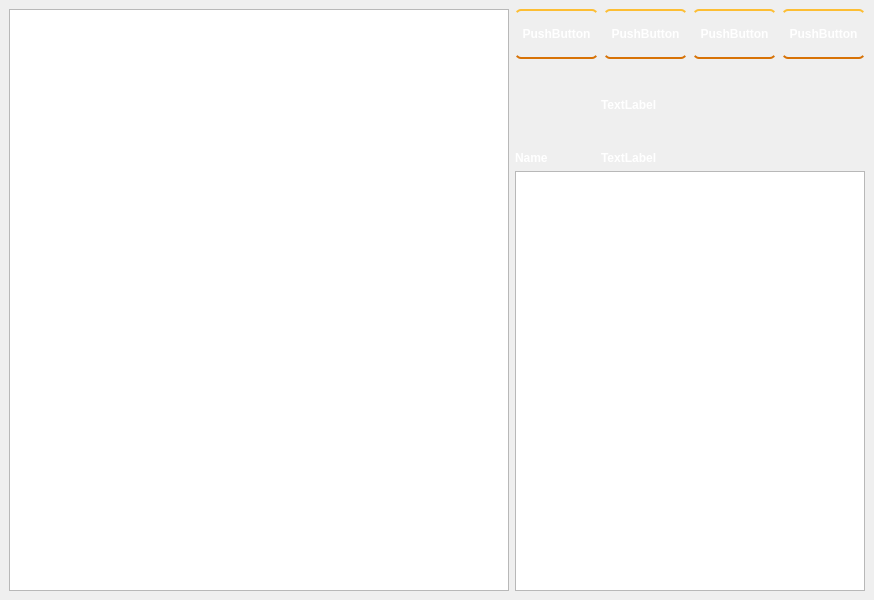
Qt form RGI/gamewindow.ui (Rasseki-Studios/rasseki.game) before a commit.
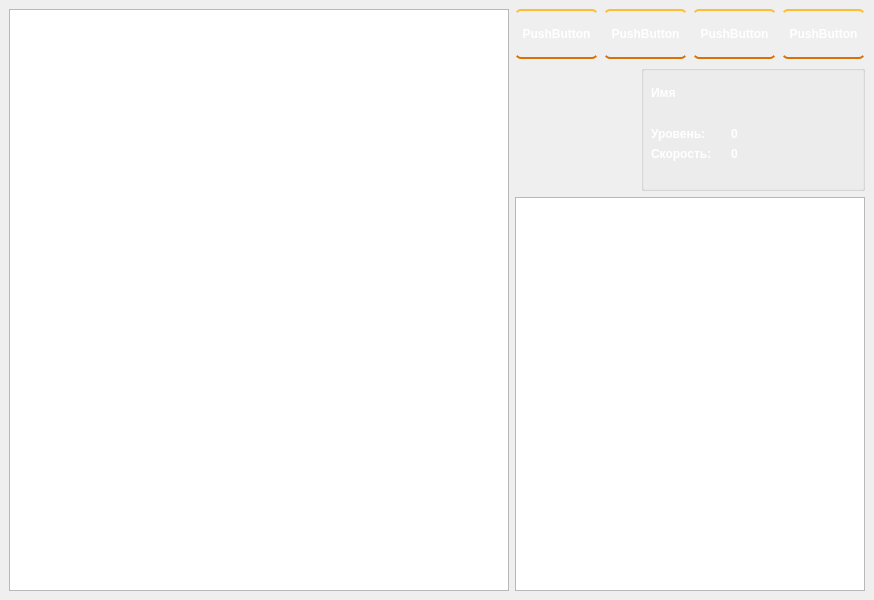
The same form after that commit. Icons and pictures are not drawn. Custom widgets are drawn as their Qt base class.

Diff of the .ui file:
```diff
--- a/RGI/gamewindow.ui
+++ b/RGI/gamewindow.ui
@@ -176,14 +176,14 @@
        <widget class="QLabel" name="logoHero">
         <property name="minimumSize">
          <size>
-          <width>80</width>
-          <height>80</height>
+          <width>120</width>
+          <height>120</height>
          </size>
         </property>
         <property name="maximumSize">
          <size>
-          <width>80</width>
-          <height>80</height>
+          <width>120</width>
+          <height>120</height>
          </size>
         </property>
         <property name="text">
@@ -194,31 +194,85 @@
         </property>
        </widget>
       </item>
-      <item row="0" column="1">
-       <widget class="QLabel" name="label_3">
-        <property name="text">
-         <string>TextLabel</string>
+      <item row="0" column="1" rowspan="2">
+       <widget class="QGroupBox" name="groupBox">
+        <property name="title">
+         <string/>
         </property>
-       </widget>
-      </item>
-      <item row="1" column="1">
-       <widget class="QLabel" name="label_4">
-        <property name="text">
-         <string>TextLabel</string>
-        </property>
-       </widget>
-      </item>
-      <item row="1" column="0">
-       <widget class="QLabel" name="nameHero">
-        <property name="text">
-         <string>Name</string>
-        </property>
+        <widget class="QLabel" name="label">
+         <property name="geometry">
+          <rect>
+           <x>10</x>
+           <y>60</y>
+           <width>81</width>
+           <height>17</height>
+          </rect>
+         </property>
+         <property name="text">
+          <string>Уровень:</string>
+         </property>
+        </widget>
+        <widget class="QLabel" name="label_2">
+         <property name="geometry">
+          <rect>
+           <x>10</x>
+           <y>80</y>
+           <width>81</width>
+           <height>17</height>
+          </rect>
+         </property>
+         <property name="text">
+          <string>Скорость:</string>
+         </property>
+        </widget>
+        <widget class="QLabel" name="level">
+         <property name="geometry">
+          <rect>
+           <x>90</x>
+           <y>60</y>
+           <width>67</width>
+           <height>17</height>
+          </rect>
+         </property>
+         <property name="text">
+          <string>0</string>
+         </property>
+        </widget>
+        <widget class="QLabel" name="speed">
+         <property name="geometry">
+          <rect>
+           <x>90</x>
+           <y>80</y>
+           <width>67</width>
+           <height>17</height>
+          </rect>
+         </property>
+         <property name="text">
+          <string>0</string>
+         </property>
+        </widget>
+        <widget class="QLabel" name="nameHero">
+         <property name="geometry">
+          <rect>
+           <x>10</x>
+           <y>20</y>
+           <width>120</width>
+           <height>17</height>
+          </rect>
+         </property>
+         <property name="styleSheet">
+          <string notr="true">text-align: center</string>
+         </property>
+         <property name="text">
+          <string>&lt;html&gt;&lt;head/&gt;&lt;body&gt;&lt;p&gt;Имя&lt;/p&gt;&lt;/body&gt;&lt;/html&gt;</string>
+         </property>
+        </widget>
        </widget>
       </item>
      </layout>
     </item>
     <item row="2" column="1">
-     <widget class="QTextEdit" name="textEdit">
+     <widget class="Journal" name="book">
       <property name="sizePolicy">
        <sizepolicy hsizetype="Preferred" vsizetype="Expanding">
         <horstretch>0</horstretch>
@@ -237,6 +291,16 @@
         <height>16777215</height>
        </size>
       </property>
+      <property name="styleSheet">
+       <string notr="true">color: black</string>
+      </property>
+      <property name="html">
+       <string>&lt;!DOCTYPE HTML PUBLIC &quot;-//W3C//DTD HTML 4.0//EN&quot; &quot;http://www.w3.org/TR/REC-html40/strict.dtd&quot;&gt;
+&lt;html&gt;&lt;head&gt;&lt;meta name=&quot;qrichtext&quot; content=&quot;1&quot; /&gt;&lt;style type=&quot;text/css&quot;&gt;
+p, li { white-space: pre-wrap; }
+&lt;/style&gt;&lt;/head&gt;&lt;body style=&quot; font-family:'Ubuntu'; font-size:11pt; font-weight:600; font-style:normal;&quot;&gt;
+&lt;p style=&quot;-qt-paragraph-type:empty; margin-top:0px; margin-bottom:0px; margin-left:0px; margin-right:0px; -qt-block-indent:0; text-indent:0px;&quot;&gt;&lt;br /&gt;&lt;/p&gt;&lt;/body&gt;&lt;/html&gt;</string>
+      </property>
      </widget>
     </item>
    </layout>
@@ -248,6 +312,11 @@
    <extends>QGraphicsView</extends>
    <header>mapview.h</header>
   </customwidget>
+  <customwidget>
+   <class>Journal</class>
+   <extends>QTextEdit</extends>
+   <header location="global">journal.h</header>
+  </customwidget>
  </customwidgets>
  <resources>
   <include location="resource.qrc"/>
```
